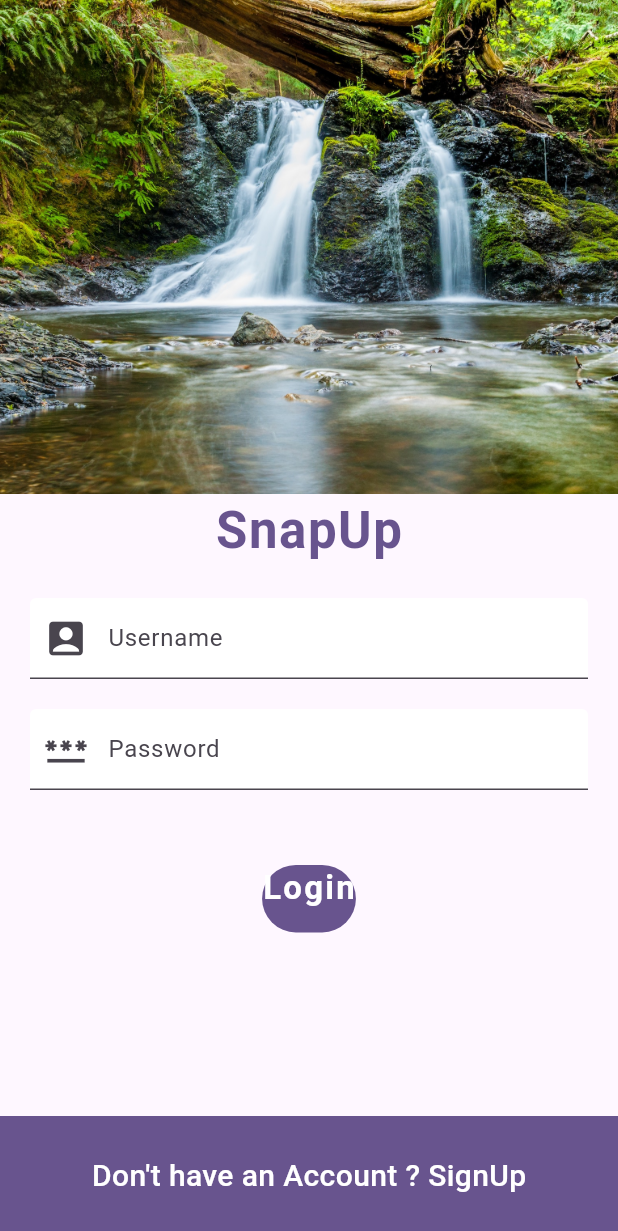
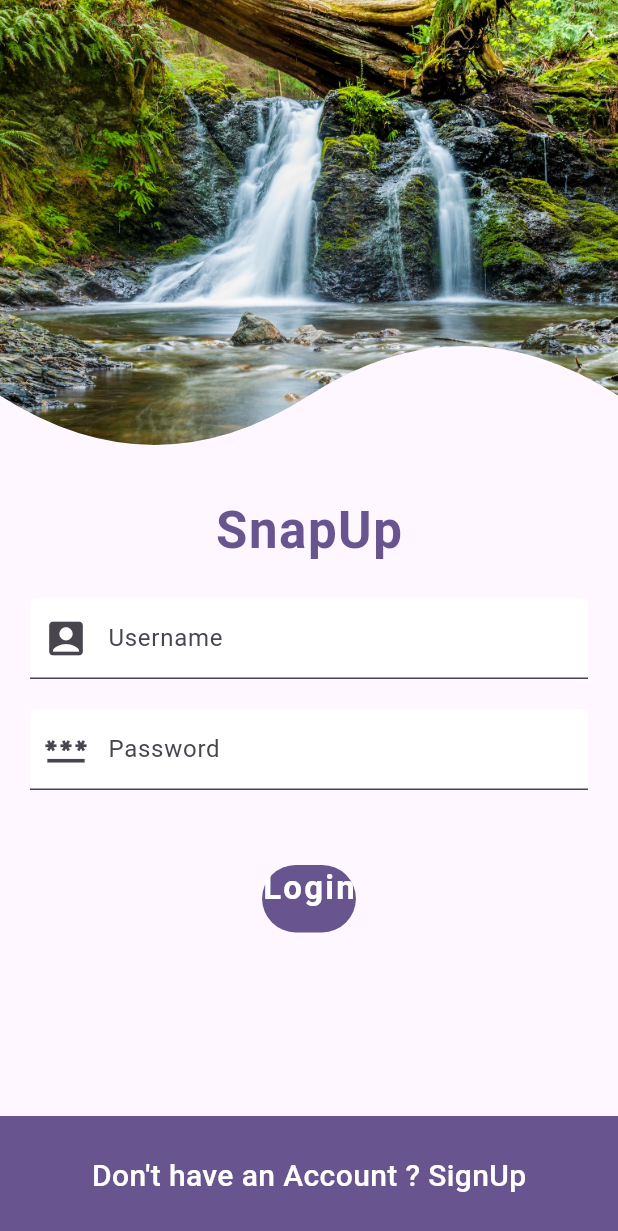
Before and after one commit to JayrajSinh16/UI_Practice, a Flutter app: the screen it shows after launch, on a phone screen of 412 x 824 dp. Shown: the top 1231 px of the screen. Run offline on Flutter 3.47's test engine with Material 2 defaults, Android fonts, the phone set to English and light mode, and no system bars.

Commit message:
Created Image Clipper using CustomClipper

```diff
--- a/social_media_app_ui/lib/screens/login_screen.dart
+++ b/social_media_app_ui/lib/screens/login_screen.dart
@@ -1,4 +1,5 @@
 import 'package:flutter/material.dart';
+import 'package:social_media_app_ui/widgets/curve_clipper.dart';
 
 class LoginScreen extends StatefulWidget {
   const LoginScreen({super.key});
@@ -16,13 +17,16 @@ class _LoginScreenState extends State<LoginScreen> {
           height: MediaQuery.of(context).size.height,
           child: Column(
             children: [
-              Image(
-                image: const AssetImage(
-                  'assets/images/login_background.jpg',
+              ClipPath(
+                clipper: CurveClipper(),
+                child: Image(
+                  image: const AssetImage(
+                    'assets/images/login_background.jpg',
+                  ),
+                  height: MediaQuery.of(context).size.height / 2.5,
+                  width: double.infinity,
+                  fit: BoxFit.cover,
                 ),
-                height: MediaQuery.of(context).size.height / 2.5,
-                width: double.infinity,
-                fit: BoxFit.cover,
               ),
               Text(
                 "SnapUp",
--- /dev/null
+++ b/social_media_app_ui/lib/widgets/curve_clipper.dart
@@ -0,0 +1,33 @@
+import 'package:flutter/material.dart';
+
+class CurveClipper extends CustomClipper<Path> {
+  @override
+  Path getClip(Size size) {
+    Path path = Path();
+    path.lineTo(0, 4 * size.height / 5);
+    Offset curvePoint1 = Offset(size.width / 4, size.height);
+    Offset centerPoint = Offset(size.width / 2, 4 * size.height / 5);
+    path.quadraticBezierTo(
+      curvePoint1.dx,
+      curvePoint1.dy,
+      centerPoint.dx,
+      centerPoint.dy,
+    );
+    Offset curvePoint2 = Offset(3*size.width/4, 3*size.height/5);
+    Offset endPoint = Offset(size.width, 4*size.height/5);
+    path.quadraticBezierTo(
+      curvePoint2.dx,
+      curvePoint2.dy,
+      endPoint.dx,
+      endPoint.dy,
+    );
+    path.lineTo(size.width, 0);
+    path.close();
+    return path;
+  }
+
+  @override
+  bool shouldReclip(CustomClipper<Path> oldClipper) {
+    return false;
+  }
+}
```
